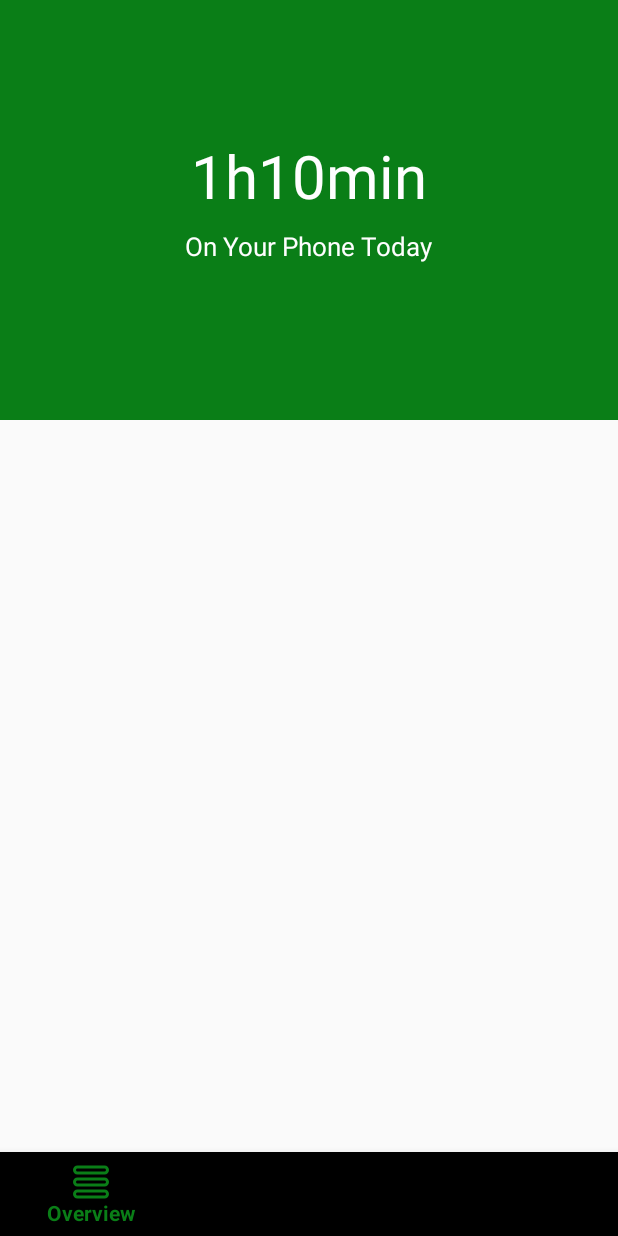
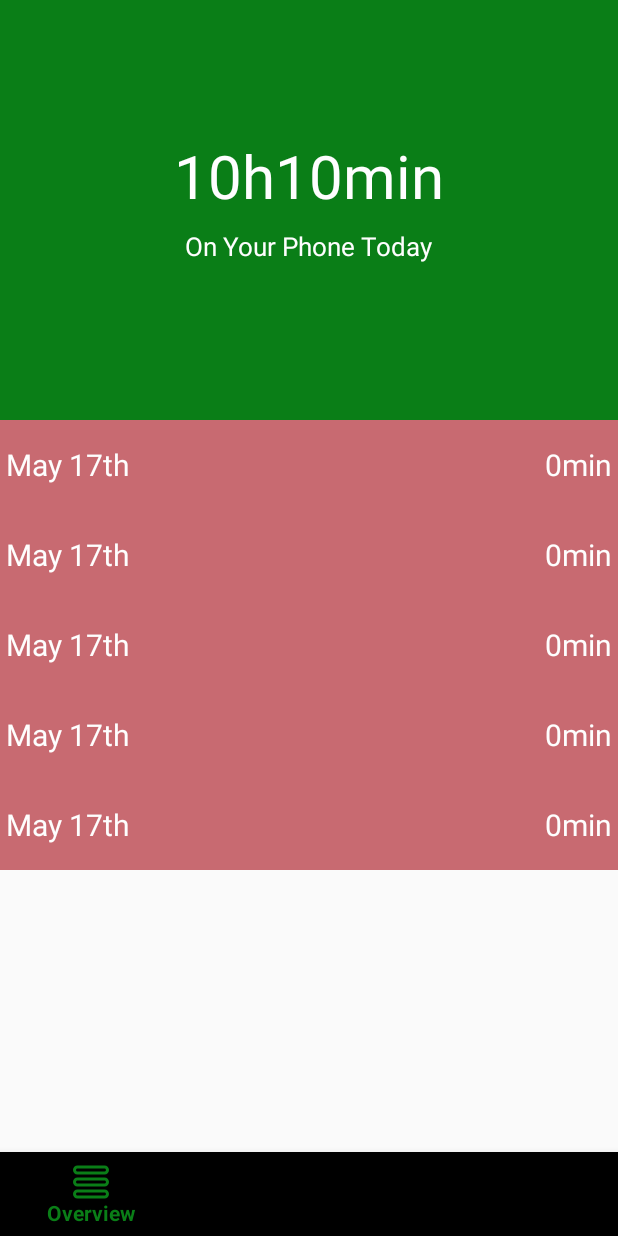
Before and after one commit to Aaron19960821/Turtle, an Android app: the screen it shows after launch (MainActivity), on a phone screen of 412 x 824 dp. Run offline under Robolectric (Android 15) with nearby library versions, the phone set to English and light mode, and no system bars.

Commit message:
recycler_view_finished

```diff
--- /dev/null
+++ b/app/src/main/java/com/yucwang/turtle/Overview/HistoryListAdapter.kt
@@ -0,0 +1,39 @@
+package com.yucwang.turtle.Overview
+
+import android.content.Context
+import android.support.annotation.Nullable
+import android.support.v7.widget.AppCompatAutoCompleteTextView
+import android.support.v7.widget.RecyclerView
+import android.view.LayoutInflater
+import android.view.View
+import android.view.ViewGroup
+import android.widget.TextView
+import com.yucwang.turtle.R
+import org.w3c.dom.Text
+
+class HistoryListAdapter(private val mHistoryList: Array<OverviewHistoryListItem>, private val mContext: Context):
+        RecyclerView.Adapter<HistoryListAdapter.HistoryListViewHolder>() {
+
+    class HistoryListViewHolder(val mItemView: View): RecyclerView.ViewHolder(mItemView) {
+        val mBackgroundView = mItemView.findViewById(R.id.listitem_background) as View
+        val mDateView = mItemView.findViewById(R.id.listitem_date) as TextView
+        val mUsageView = mItemView.findViewById(R.id.listitem_usage) as TextView
+        val mProgressBarView = mItemView.findViewById(R.id.listitem_progressbar) as View
+    }
+
+    // Create new recycler view list item
+    override fun onCreateViewHolder(parent: ViewGroup, viewType: Int): HistoryListViewHolder {
+        val itemView = LayoutInflater.from(mContext).inflate(R.layout.overview_historylistitem,
+                parent, false)
+        return HistoryListViewHolder(itemView)
+    }
+
+    override fun onBindViewHolder(holder: HistoryListViewHolder, position: Int) {
+        holder.mDateView.text = mHistoryList.get(position).getFormattedDate()
+        holder.mUsageView.text = mHistoryList.get(position).getFormattedUsage()
+        holder.mBackgroundView.setBackgroundColor(holder.mBackgroundView.resources.getColor(R.color.colorAlert))
+    }
+
+    // The number of history items.
+    override fun getItemCount() = mHistoryList.size
+}
--- a/app/src/main/java/com/yucwang/turtle/Overview/OverviewFragment.kt
+++ b/app/src/main/java/com/yucwang/turtle/Overview/OverviewFragment.kt
@@ -3,11 +3,17 @@ package com.yucwang.turtle.Overview
 
 import android.os.Bundle
 import android.support.v4.app.Fragment
+import android.support.v7.widget.LinearLayoutManager
 import android.support.v7.widget.RecyclerView
+import android.text.format.Time
+import android.util.Log
 import android.view.LayoutInflater
 import android.view.View
 import android.view.ViewGroup
+import android.widget.TextView
 import com.yucwang.turtle.R
+import java.util.*
+import kotlin.collections.ArrayList
 
 // TODO: Rename parameter arguments, choose names that match
 // the fragment initialization parameters, e.g. ARG_ITEM_NUMBER
@@ -19,16 +25,53 @@ private const val ARG_PARAM2 = "param2"
  * Created by Yuchen Wong
  */
 class OverviewFragment : Fragment() {
-    private lateinit var mHistoryOverview: RecyclerView
-    private lateinit var mHistoryOverviewAdapter: RecyclerView.Adapter<*>
-    private lateinit var mHistoryOverviewManager: RecyclerView.LayoutManager
+
+    private lateinit var mHistoryList: RecyclerView
+    private lateinit var mHistoryListAdapter: HistoryListAdapter
+    private lateinit var mHistoryListManager: RecyclerView.LayoutManager
+    private lateinit var mContentView: View
+    private lateinit var mHistoryListData: Array<OverviewHistoryListItem>
+    private lateinit var mTimeDisplay: View
+    private lateinit var mTimeDisplayTextEdit: TextView
 
     override fun onCreateView(inflater: LayoutInflater, container: ViewGroup?,
                               savedInstanceState: Bundle?): View? {
-        return inflater.inflate(R.layout.overview_main, null)
+        Log.d (TAG, "on_created")
+        mContentView = inflater.inflate(R.layout.overview_main, null) as View
+
+        mTimeDisplay = mContentView.findViewById(R.id.overview_timedisplay)
+        mTimeDisplayTextEdit = mTimeDisplay.findViewById(R.id.timedisplay)
+        mTimeDisplayTextEdit.text = "10h10min"
+
+        mHistoryListManager = LinearLayoutManager(activity)
+        mHistoryListAdapter = HistoryListAdapter(mHistoryListData, context!!)
+        mHistoryList = mContentView.findViewById<RecyclerView>(R.id.overview_historylist).apply {
+            setHasFixedSize(true)
+            layoutManager = mHistoryListManager
+            adapter = mHistoryListAdapter
+        }
+
+        return mContentView
+    }
+
+    override fun onCreate(savedInstanceState: Bundle?) {
+        super.onCreate(savedInstanceState)
+        prepareData()
+    }
+
+    override fun onResume() {
+        super.onResume()
+    }
+
+    private fun prepareData() {
+        mHistoryListData = Array<OverviewHistoryListItem>(5, {OverviewHistoryListItem(Date(2018, 5, 17), Time())})
+        mHistoryListData[0].mDate.year = 2018
+        mHistoryListData[0].mDate.month = 5
     }
 
     companion object {
         fun newInstance(): OverviewFragment = OverviewFragment()
+
+        private val TAG = "OverviewFragment"
     }
 }
--- a/app/src/main/java/com/yucwang/turtle/Overview/OverviewHistoryListItem.kt
+++ b/app/src/main/java/com/yucwang/turtle/Overview/OverviewHistoryListItem.kt
@@ -35,7 +35,7 @@ class OverviewHistoryListItem(val mDate: Date, val mTimeUsage: Time) {
 
         // get the suffix of a date
         private fun getDateSuffix(date: Date): String {
-            when (date.day % 10) {
+            when (date.date % 10) {
                 1 -> return "st"
                 2 -> return "nd"
                 3 -> return "rd"
@@ -44,34 +44,35 @@ class OverviewHistoryListItem(val mDate: Date, val mTimeUsage: Time) {
         }
 
         private fun isToday(date: Date): Boolean {
-            if (date.day == Calendar.DAY_OF_MONTH && date.month == Calendar.MONTH
-                    && date.year == Calendar.YEAR) return true
+            if (date.date == Calendar.getInstance().get(Calendar.DATE) &&
+                    date.month == Calendar.getInstance().get(Calendar.MONTH) &&
+                    date.year == Calendar.getInstance().get(Calendar.YEAR)) return true
             return false
         }
 
         private fun isYesterday(date: Date): Boolean {
             val calendar = Calendar.getInstance()
             calendar.add(Calendar.DATE, -1)
-            if (date.day == calendar.time.day && date.month == calendar.time.month &&
+            if (date.date == calendar.time.date && date.month == calendar.time.month &&
                     date.year == calendar.time.year) return true
             return false
         }
 
         private fun isSameYear(date: Date): Boolean {
-            if (date.year == Calendar.YEAR) return true
+            if (date.year == Calendar.getInstance().get(Calendar.YEAR)) return true
             return false
         }
     }
 
     fun getFormattedDate(): String {
-        if (isToday()) {
+        if (isToday(mDate)) {
             return TODAY_STRING
-        } else if (isYesterday()) {
+        } else if (isYesterday(mDate)) {
             return YESTERDAY_STRING
         } else if (isSameYear(mDate)){
-            return String.format("%s %d%s", MONTHS_LIST[mDate.month - 1], mDate.day, getDateSuffix(mDate))
+            return String.format("%s %d%s", MONTHS_LIST[mDate.month - 1], mDate.date, getDateSuffix(mDate))
         } else {
-            return String.format("%s %d%s %d", MONTHS_LIST[mDate.year - 1], mDate.day, getDateSuffix(mDate),
+            return String.format("%s %d%s %d", MONTHS_LIST[mDate.month - 1], mDate.date, getDateSuffix(mDate),
                     mDate.year)
         }
     }
--- a/app/src/main/res/layout/overview_historylistitem.xml
+++ b/app/src/main/res/layout/overview_historylistitem.xml
@@ -9,7 +9,8 @@
         android:layout_width="match_parent"
         android:layout_height="@dimen/overview_historyitem_height"
         android:id="@+id/listitem_background"
-        android:background="@color/colorPrimary" />
+        android:background="@color/colorPrimary"
+        android:alpha=".6"/>
 
     <TextView
         android:id="@+id/listitem_date"
@@ -17,7 +18,8 @@
         android:layout_height="wrap_content"
         android:layout_marginLeft="@dimen/overview_historyitem_padding"
         android:layout_centerVertical="true"
-        android:textSize="@dimen/overview_historyitem_textsize"/>
+        android:textSize="@dimen/overview_historyitem_textsize"
+        android:textColor="@color/textWhite" />
 
     <TextView
         android:id="@+id/listitem_usage"
@@ -25,12 +27,14 @@
         android:layout_height="wrap_content"
         android:layout_centerVertical="true"
         android:layout_marginRight="@dimen/overview_historyitem_padding"
-        android:textSize="@dimen/overview_historyitem_textsize"/>
+        android:layout_alignParentRight="true"
+        android:textSize="@dimen/overview_historyitem_textsize"
+        android:textColor="@color/textWhite" />
 
     <View
         android:id="@+id/listitem_progressbar"
         android:layout_width="wrap_content"
-        android:layout_height="60dp"
+        android:layout_height="@dimen/overview_historyitem_height"
         android:layout_alignBaseline="@id/listitem_background"/>
 
 </RelativeLayout>
--- a/app/src/main/res/layout/overview_main.xml
+++ b/app/src/main/res/layout/overview_main.xml
@@ -1,7 +1,6 @@
 <?xml version="1.0" encoding="utf-8"?>
-<LinearLayout
+<RelativeLayout
     xmlns:android="http://schemas.android.com/apk/res/android"
-    xmlns:app="http://schemas.android.com/tools"
     android:layout_width="match_parent"
     android:layout_height="match_parent">
 
@@ -12,9 +11,10 @@
 
     <android.support.v7.widget.RecyclerView
         android:layout_width="match_parent"
-        android:layout_height="match_parent"
+        android:layout_height="wrap_content"
+        android:layout_below="@id/overview_timedisplay"
         android:scrollbars="vertical"
         android:id="@+id/overview_historylist"
         />
 
-</LinearLayout>
+</RelativeLayout>
--- a/app/src/main/res/layout/overview_timedisplay.xml
+++ b/app/src/main/res/layout/overview_timedisplay.xml
@@ -8,12 +8,12 @@
         android:layout_width="match_parent"
         android:layout_height="@dimen/overview_timedisplay_height"
         android:background="@color/colorPass"
-        android:id="@+id/overview_timedisplaybackground" />
+        android:id="@+id/timedisplaybackground" />
 
     <TextView
         android:layout_width="wrap_content"
         android:layout_height="wrap_content"
-        android:id="@+id/overview_timedisplay"
+        android:id="@+id/timedisplay"
         android:textSize="@dimen/overview_timedisplay_timetextsize"
         android:layout_centerHorizontal="true"
         android:layout_marginTop="@dimen/overview_timedisplay_timepaddingtop"
@@ -27,6 +27,6 @@
         android:text="@string/string_overview_timeexplain"
         android:textColor="@color/textWhite"
         android:layout_centerHorizontal="true"
-        android:layout_below="@id/overview_timedisplay"
+        android:layout_below="@id/timedisplay"
         android:textSize="17sp"/>
 </RelativeLayout>
--- a/app/src/main/res/values/dimens.xml
+++ b/app/src/main/res/values/dimens.xml
@@ -5,7 +5,7 @@
     <dimen name="overview_timedisplay_timepaddingtop">90dp</dimen>
     <dimen name="overview_timedisplay_timetextsize">40sp</dimen>
     <dimen name="overview_timedisplay_padding">8dp</dimen>
-    <dimen name="overview_historyitem_height">30dp</dimen>
+    <dimen name="overview_historyitem_height">60dp</dimen>
     <dimen name="overview_historyitem_padding">4dp</dimen>
     <dimen name="overview_historyitem_textsize">20sp</dimen>
 </resources>
```
